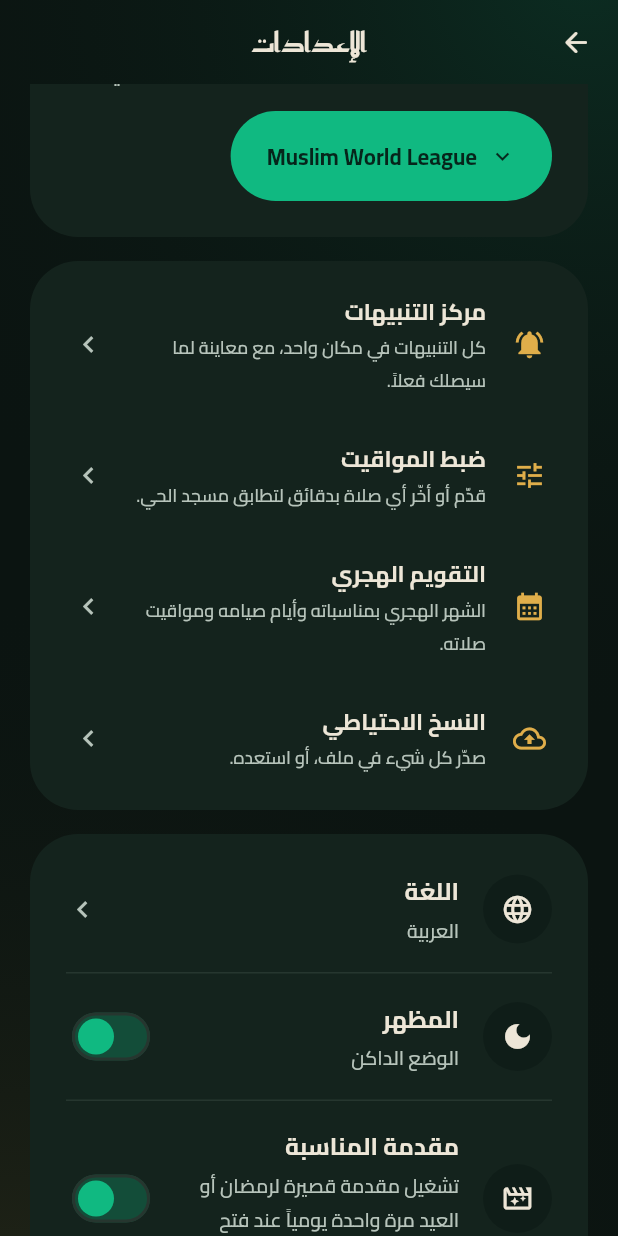
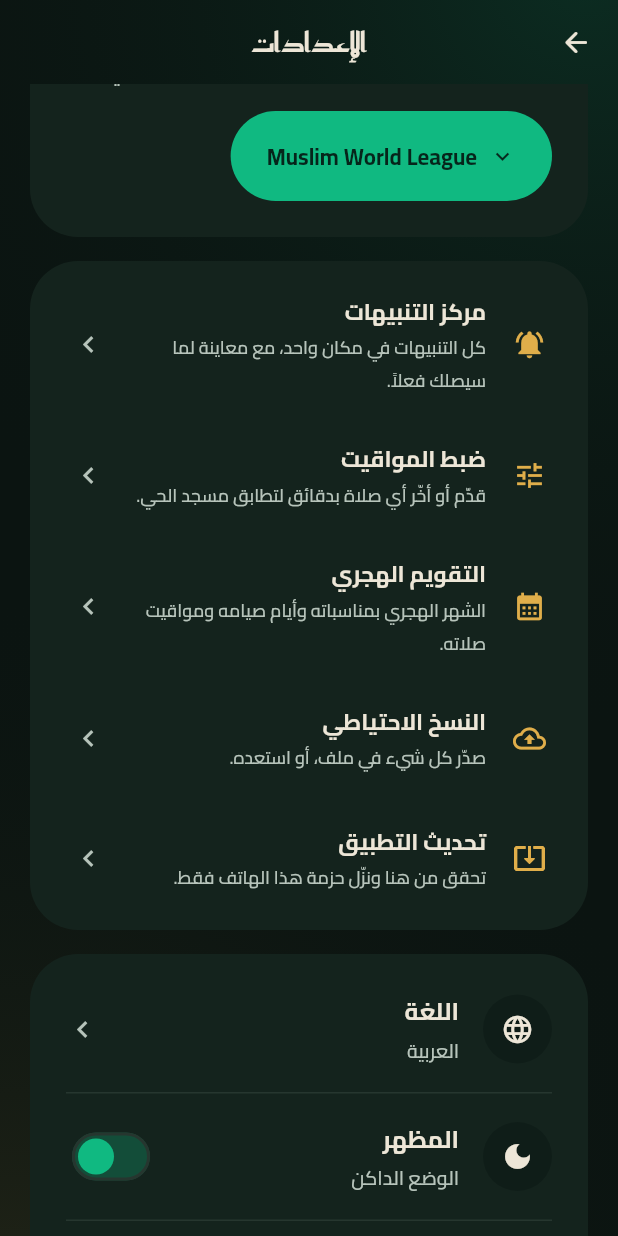
Before and after one commit to if12is/islamic-app, a Flutter app: the SettingsPage screen opened directly, scrolled down 576 dp, on a phone screen of 412 x 824 dp. Run offline on Flutter 3.47's test engine with Material 3 defaults, Android fonts, the phone set to English and light mode, and no system bars; our stand-ins replace adhan, dartz, dio, equatable, file_picker, flutter_compass and 20 more; missing offline and left inert: home_widget, ota_update, quran, record, screen_brightness, sherpa_onnx; accounts and stored records are empty; network calls fail.

Commit message:
Ship in-app updates, Honor media playback, and per-ABI APKs.
The fat package packed emulator CPUs and a silent media channel, so installs were 150 MB and Honor's capsule never appeared. Phones now get their own APK, check for it in Settings, and keep recitation in the system island.

Co-authored-by: Cursor <cursoragent@cursor.com>

```diff
--- a/lib/core/localization/app_localizations.dart
+++ b/lib/core/localization/app_localizations.dart
@@ -584,6 +584,21 @@ class AppLocalizations {
       'about_app': 'About This App',
       'about_description':
           'A comprehensive Islamic app with prayer times, Quran, Azkar, and more.',
+      'app_update': 'App update',
+      'app_update_desc': 'Check here and install only this phone\'s package.',
+      'app_update_checking': 'Checking for a new version…',
+      'app_update_current': 'You are already on the latest version.',
+      'app_update_available': 'Version {version} is ready ({size}).',
+      'app_update_available_title': 'A new version is ready',
+      'app_update_installed': 'Installed now: {version}',
+      'app_update_size_hint':
+          'Only the package for this phone is downloaded — not the full 150 MB file.',
+      'app_update_later': 'Later',
+      'app_update_skip': 'Skip this version',
+      'app_update_now': 'Download and install',
+      'app_update_downloading': 'Downloading… {percent}%',
+      'app_update_installing': 'Opening the installer…',
+      'app_update_failed': 'The update could not be downloaded. Try again.',
       'language': 'Language',
       'language_arabic': 'Arabic',
       'language_english': 'English',
@@ -1339,6 +1354,21 @@ class AppLocalizations {
       'about_app': 'عن هذا التطبيق',
       'about_description':
           'تطبيق إسلامي شامل لمواقيت الصلاة والقرآن والأذكار والمزيد.',
+      'app_update': 'تحديث التطبيق',
+      'app_update_desc': 'تحقق من هنا ونزّل حزمة هذا الهاتف فقط.',
+      'app_update_checking': 'جارٍ التحقق من إصدار جديد…',
+      'app_update_current': 'أنت على آخر إصدار.',
+      'app_update_available': 'الإصدار {version} جاهز ({size}).',
+      'app_update_available_title': 'يتوفر إصدار جديد',
+      'app_update_installed': 'المثبّت الآن: {version}',
+      'app_update_size_hint':
+          'ينزل ملف هذا الهاتف فقط، مش الـ ١٥٠ ميجا الكاملة.',
+      'app_update_later': 'لاحقاً',
+      'app_update_skip': 'تخطَّ هذا الإصدار',
+      'app_update_now': 'تنزيل وتثبيت',
+      'app_update_downloading': 'جارٍ التنزيل… {percent}٪',
+      'app_update_installing': 'جارٍ فتح المثبّت…',
+      'app_update_failed': 'تعذّر تنزيل التحديث. حاول مرة أخرى.',
       'language': 'اللغة',
       'language_arabic': 'العربية',
       'language_english': 'الإنجليزية',
--- a/lib/core/services/secure_http_client.dart
+++ b/lib/core/services/secure_http_client.dart
@@ -13,6 +13,7 @@ class SecureHttpClient {
     'api.quran.com',
     'api.alquran.cloud',
     'cdn.islamic.network',
+    'api.github.com',
   };
 
   static Dio create({String? baseUrl}) {
--- a/lib/features/quran/presentation/pages/quran_page.dart
+++ b/lib/features/quran/presentation/pages/quran_page.dart
@@ -9,6 +9,7 @@ import '../../../../core/widgets/app_cards.dart';
 import '../../../../core/widgets/app_scaffold.dart';
 import '../../../../core/widgets/app_section.dart';
 import '../../../../core/widgets/custom_loader.dart';
+import '../../../../core/services/quran_media.dart';
 import '../../../../core/utils/app_logger.dart';
 import '../../../../core/widgets/glass_container.dart';
 import '../../../../shared/widgets/shell_header_buttons.dart';
@@ -23,7 +24,6 @@ import '../widgets/reciter_picker_sheet.dart';
 import 'recitation_page.dart';
 import 'surah_reader_page.dart';
 import 'package:just_audio/just_audio.dart';
-import 'package:just_audio_background/just_audio_background.dart';
 
 /// What the index is listing right now.
 enum QuranIndexMode { surahs, juz, hizb, pages, sajdah }
@@ -438,10 +438,10 @@ class _QuranPageState extends ConsumerState<QuranPage> {
         _selectedReciterCode,
         surahId,
       );
+      await QuranMedia.prepareSession();
       final reciter = QuranReciter.byCode(_selectedReciterCode);
-      final tag = MediaItem(
+      final tag = await QuranMedia.item(
         id: 'surah_${surahId}_$_selectedReciterCode',
-        album: 'القرآن الكريم',
         title: 'سورة $surahName',
         artist: reciter.nameAr,
       );
--- a/lib/features/settings/presentation/pages/settings_page.dart
+++ b/lib/features/settings/presentation/pages/settings_page.dart
@@ -9,6 +9,9 @@ import '../../../../core/widgets/app_scaffold.dart';
 import '../../../../core/models/notification_preferences.dart';
 import '../../../../core/services/backup_service.dart';
 import '../../../../core/services/notification_service.dart';
+import '../../../../core/services/update_service.dart';
+import '../../../../shared/providers/app_update_provider.dart';
+import '../widgets/app_update_dialog.dart';
 import '../../../prayer_times/presentation/pages/hijri_calendar_page.dart';
 import '../../../prayer_times/presentation/pages/prayer_settings_page.dart';
 import 'notification_center_page.dart';
@@ -404,6 +407,19 @@ class SettingsPage extends ConsumerWidget {
                           title: context.tr('backup'),
                           subtitle: context.tr('backup_desc'),
                           onTap: () => _openBackupSheet(context),
+                        ),
+                        _buildToolTile(
+                          context,
+                          icon: Icons.system_update_alt_outlined,
+                          color: accentColor,
+                          title: context.tr('app_update'),
+                          subtitle: _updateSubtitle(context, ref),
+                          onTap:
+                              () => AppUpdateDialog.present(
+                                context,
+                                ref,
+                                forceCheck: true,
+                              ),
                         ),
                       ],
                     ),
@@ -899,6 +915,38 @@ class SettingsPage extends ConsumerWidget {
     }
   }
 
+  String _updateSubtitle(BuildContext context, WidgetRef ref) {
+    final state = ref.watch(appUpdateProvider);
+    final language = Localizations.localeOf(context).languageCode;
+    switch (state.status) {
+      case AppUpdateStatus.checking:
+        return context.tr('app_update_checking');
+      case AppUpdateStatus.available:
+        return AppLocalizations.translate(
+          language,
+          'app_update_available',
+          replacements: {
+            'version': state.release?.label ?? '',
+            'size': UpdateService.formatBytes(state.release?.apkBytes ?? 0),
+          },
+        );
+      case AppUpdateStatus.downloading:
+        return AppLocalizations.translate(
+          language,
+          'app_update_downloading',
+          replacements: {'percent': '${state.progress?.percent ?? 0}'},
+        );
+      case AppUpdateStatus.installing:
+        return context.tr('app_update_installing');
+      case AppUpdateStatus.failed:
+        return context.tr('app_update_failed');
+      case AppUpdateStatus.current:
+        return context.tr('app_update_current');
+      case AppUpdateStatus.idle:
+        return context.tr('app_update_desc');
+    }
+  }
+
   Widget _buildToolTile(
     BuildContext context, {
     required IconData icon,
```
Also changed, not shown: lib/core/services/delivery_check.dart (+12 -0 lines), lib/core/services/quran_media.dart (added, +105 -0 lines), lib/core/services/update_service.dart (+90 -22 lines), lib/features/home/presentation/pages/home_page.dart (+20 -0 lines), lib/features/quran/presentation/providers/quran_audio_provider.dart (+6 -1 lines), lib/features/settings/presentation/widgets/app_update_dialog.dart (added, +157 -0 lines), lib/main.dart (+12 -5 lines), lib/shared/providers/app_update_provider.dart (added, +163 -0 lines), pubspec.yaml (+0 -14 lines), assets/images/quran_cover.png (added), 8 other files.
